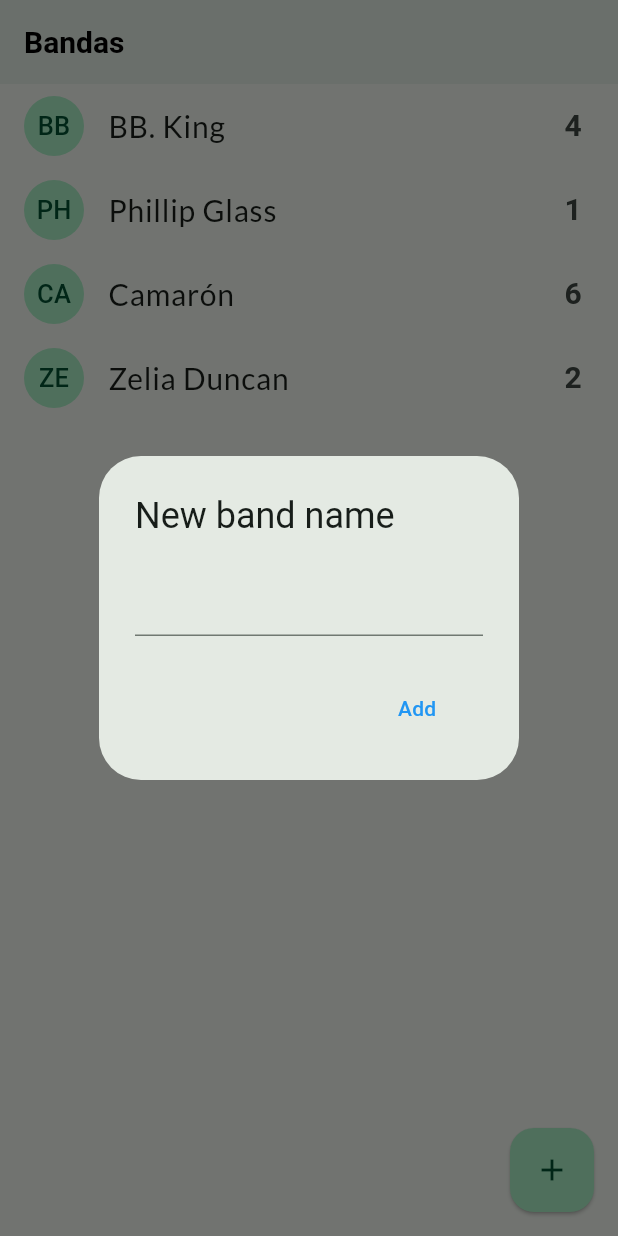
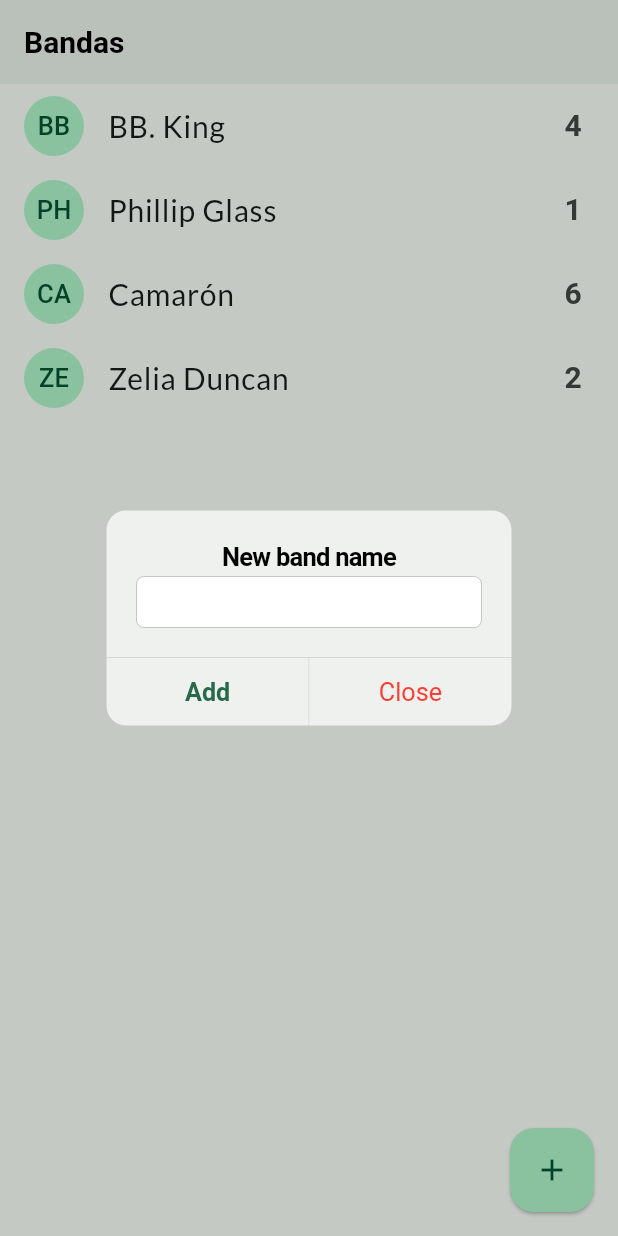
Before and after one commit to Kaue-oliveira-hub/FlutterAPP-1, a Flutter app: the BandsScreen screen opened by its route, after a tap on the "add" icon, on a phone screen of 412 x 824 dp. Run offline on Flutter 3.47's test engine with Material 3 defaults, Android fonts, the phone set to English and light mode, and no system bars; our stand-ins replace animate_do, go_router, google_fonts, video_player; Roboto replaces fonts that are missing (CuppertinoSystemText).

Commit message:
Borrar y votar

```diff
--- a/lib/presentation/screens/bands/bands_screen.dart
+++ b/lib/presentation/screens/bands/bands_screen.dart
@@ -1,3 +1,4 @@
+import 'package:flutter/cupertino.dart';
 import  'package:flutter/material.dart';
 import 'package:flutter_app1master/config/config.dart';
 
@@ -37,8 +38,14 @@ List<Band> bands =[
     );
   }
 
-  ListTile _bandTile(Band band) {
-    return ListTile(
+  Widget _bandTile(Band band) {
+    return Dismissible(
+      key: Key(band.id),
+      direction: DismissDirection.startToEnd,
+      onDismissed: ( direction ){
+        bands.remove(band);
+      },
+      child: ListTile(
             leading:CircleAvatar(
               child: Text(
                 band.name.substring(0,2).toUpperCase(),
@@ -46,13 +53,25 @@ List<Band> bands =[
               ),
             ),
             title: Text(band.name),
-          trailing:Text('${band.numerusVotum}', style: const TextStyle(fontFamily: "CuppertinoSystemText", fontSize: 20, fontWeight: FontWeight.bold,),
+            trailing: Text(
+              '${band.numerusVotum}',
+              style: const TextStyle(
+                fontFamily: "CuppertinoSystemText",
+                fontSize: 20,
+                fontWeight: FontWeight.bold,
+              ),
+            ),
+            onTap: () {
+              band.numerusVotum++;
+              setState(() {});
+            },
       ),
     );
   }
   addNewBand(){
     final TextEditingController textController = TextEditingController();
 
+    /*
     showDialog(
       context: context,
       builder: (context) {
@@ -71,6 +90,37 @@ List<Band> bands =[
 
       }
     );
+    */
+showCupertinoDialog(
+      context: context,
+      builder: ( BuildContext context ) => CupertinoAlertDialog(
+        title: const Text('New band name'),
+        content:  CupertinoTextField(
+          controller: textController,
+          style: TextStyle(
+            color: Theme.of(context).brightness == Brightness.dark
+              ? Colors.white
+              : Colors.black
+            )
+        ),
+        actions: [
+          CupertinoDialogAction(
+            isDefaultAction: true,
+            child: const Text('Add'),
+            onPressed: () {
+              addCollection(textController.text);
+            }
+          ),
+          CupertinoDialogAction(
+            isDestructiveAction: true,
+            child: const Text('Close'),
+            onPressed: () => Navigator.of(context).pop(),
+          ),
+        ],
+      )
+    );
+
+
 }
 
 void addCollection( String name){
```
Lines whose indentation alone changed are shown as unchanged.
